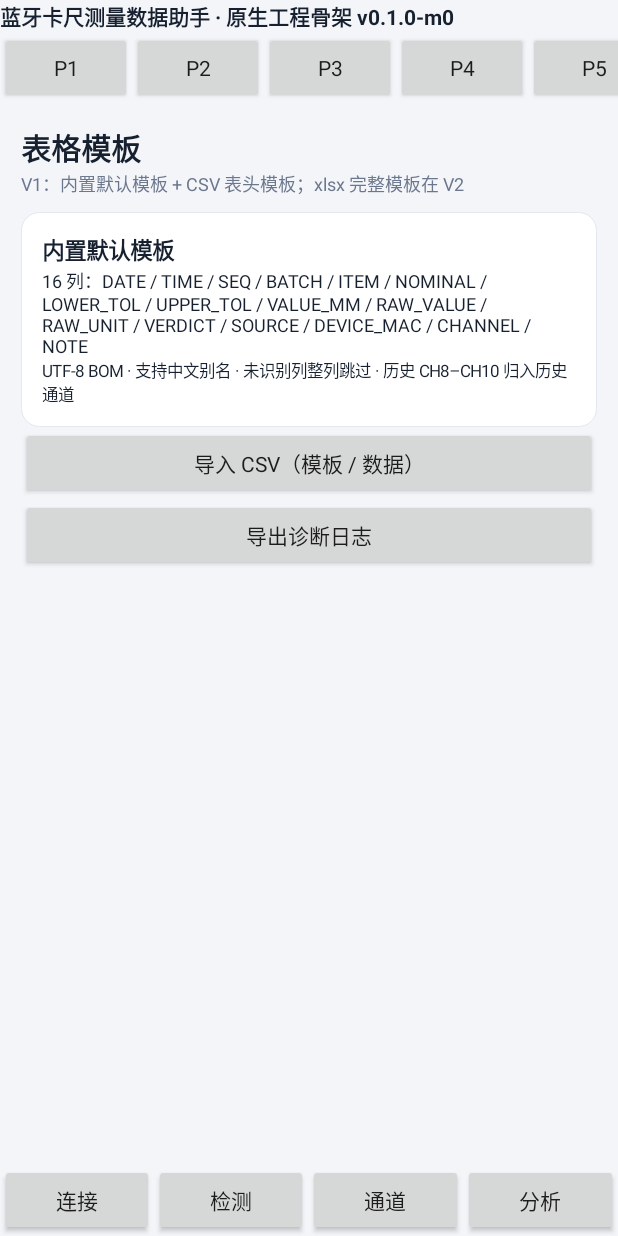
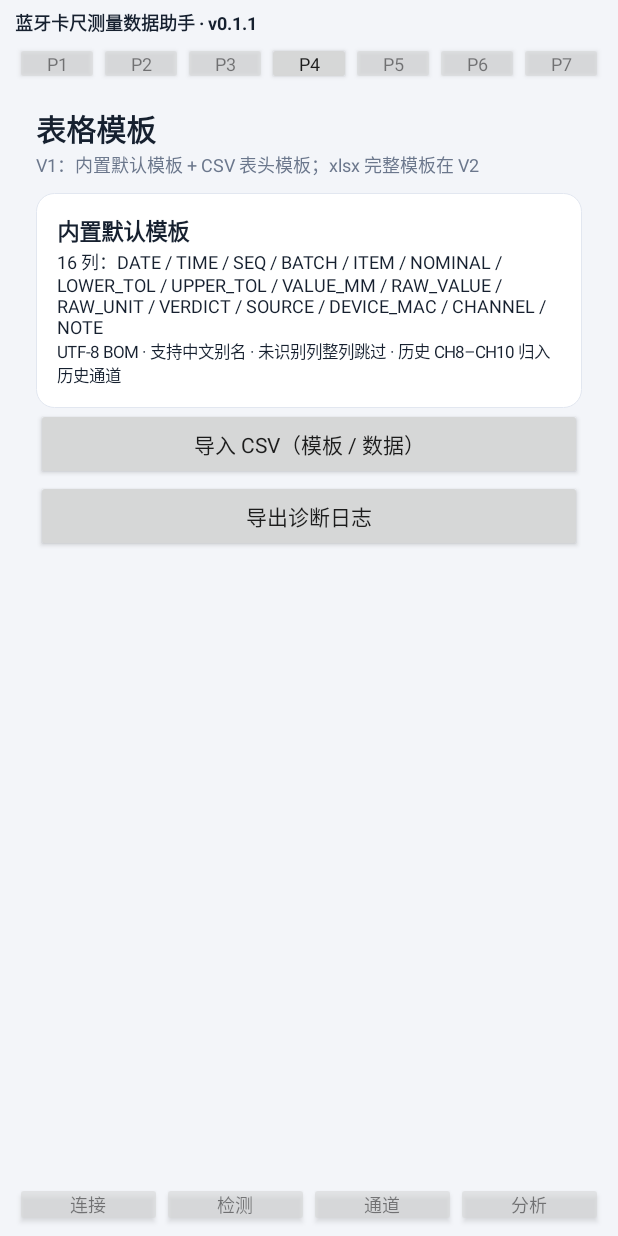
Before and after one commit to huangbin8888/GL_Bluetooth_app, an Android app: the screen it shows after launch (MainActivity), after a tap on "P4", on a phone screen of 412 x 824 dp. Run offline under Robolectric (Android 15) with nearby library versions, the phone set to English and light mode, and no system bars; our stand-ins replace Room's generated code; 1 statement that could not run was skipped; 3 other taps on this screen came first.

Commit message:
fix(android): 修复真机界面显示不全，重建 0.1.1 debug APK
顶部 P1-P7 与底部 4 标签改为权重等分紧凑按钮并高亮当前页；采集页由固定 360dp 列表改为自适应列表 + 空态提示 + 固定底栏；4 组横向按钮行统一等分单行；根布局按系统栏 inset 加内边距；versionCode 1->2 / versionName 0.1.0-m0->0.1.1。真编译 BUILD SUCCESSFUL、39 项单测 0 失败；README v0.10 / 基线 v1.7 第 16 节 / 审计报告第 11 节同步。

```diff
--- a/android/app/build.gradle.kts
+++ b/android/app/build.gradle.kts
@@ -23,8 +23,8 @@ android {
         applicationId = "com.guanglu.caliper"
         minSdk = 26
         targetSdk = 36
-        versionCode = 1
-        versionName = "0.1.0-m0"
+        versionCode = 2
+        versionName = "0.1.1"
     }
 
     signingConfigs {
--- a/android/app/src/main/java/com/guanglu/caliper/ui/MainActivity.kt
+++ b/android/app/src/main/java/com/guanglu/caliper/ui/MainActivity.kt
@@ -8,11 +8,13 @@ import android.os.Build
 import android.os.Bundle
 import android.provider.Settings
 import android.view.WindowManager
+import android.widget.Button
 import android.widget.FrameLayout
-import android.widget.HorizontalScrollView
 import android.widget.LinearLayout
 import android.widget.Toast
 import androidx.activity.ComponentActivity
+import androidx.core.view.ViewCompat
+import androidx.core.view.WindowInsetsCompat
 import com.guanglu.caliper.AppContainer
 import com.guanglu.caliper.CaliperApp
 import com.guanglu.caliper.ui.pages.Pages
@@ -34,6 +36,8 @@ class MainActivity : ComponentActivity(), UiActions {
     private var pendingChannel: Int? = null
     private var pendingBitmap: Bitmap? = null
     private var currentPage = "P2"
+    private val navButtons = mutableMapOf<String, Button>()
+    private val tabButtons = mutableMapOf<String, Button>()
 
     override fun onCreate(savedInstanceState: Bundle?) {
         super.onCreate(savedInstanceState)
@@ -42,18 +46,33 @@ class MainActivity : ComponentActivity(), UiActions {
         container = (application as CaliperApp).container
         container.uiEvent = { message -> runOnUiThread { toast(message) } }
 
-        val root = LinearLayout(this).apply { orientation = LinearLayout.VERTICAL }
+        val root = LinearLayout(this).apply {
+            orientation = LinearLayout.VERTICAL
+            setPadding(dp(10), dp(6), dp(10), dp(6))
+        }
+        ViewCompat.setOnApplyWindowInsetsListener(root) { view, insets ->
+            val bars = insets.getInsets(WindowInsetsCompat.Type.systemBars())
+            view.setPadding(dp(10), bars.top + dp(6), dp(10), bars.bottom + dp(6))
+            insets
+        }
         root.addView(
-            label("蓝牙卡尺测量数据助手 · 原生工程骨架 v0.1.0-m0", 14f, true),
-            LinearLayout.LayoutParams(LinearLayout.LayoutParams.MATCH_PARENT, LinearLayout.LayoutParams.WRAP_CONTENT)
+            label("蓝牙卡尺测量数据助手 · v0.1.1", 12f, true),
+            LinearLayout.LayoutParams(
+                LinearLayout.LayoutParams.MATCH_PARENT,
+                LinearLayout.LayoutParams.WRAP_CONTENT
+            ).apply { bottomMargin = dp(4) }
         )
 
         val nav = LinearLayout(this).apply { orientation = LinearLayout.HORIZONTAL }
-        val navScroll = HorizontalScrollView(this).apply { addView(nav) }
         listOf("P1", "P2", "P3", "P4", "P5", "P6", "P7").forEach { id ->
-            nav.addView(actionButton(id) { setPage(id) })
+            val button = compactButton(id) { setPage(id) }
+            navButtons[id] = button
+            nav.addView(button, evenParams())
         }
-        root.addView(navScroll)
+        root.addView(
+            nav,
+            LinearLayout.LayoutParams(LinearLayout.LayoutParams.MATCH_PARENT, LinearLayout.LayoutParams.WRAP_CONTENT)
+        )
 
         content = FrameLayout(this)
         root.addView(
@@ -63,12 +82,14 @@ class MainActivity : ComponentActivity(), UiActions {
 
         val tabs = horizontal()
         listOf("连接" to "P1", "检测" to "P2", "通道" to "P3", "分析" to "P5").forEach { (name, id) ->
-            tabs.addView(
-                actionButton(name) { setPage(id) },
-                LinearLayout.LayoutParams(0, LinearLayout.LayoutParams.WRAP_CONTENT, 1f)
-            )
+            val button = compactButton(name) { setPage(id) }
+            tabButtons[id] = button
+            tabs.addView(button, evenParams())
         }
-        root.addView(tabs)
+        root.addView(
+            tabs,
+            LinearLayout.LayoutParams(LinearLayout.LayoutParams.MATCH_PARENT, LinearLayout.LayoutParams.WRAP_CONTENT)
+        )
         setContentView(root)
 
         setPage(currentPage)
@@ -86,6 +107,8 @@ class MainActivity : ComponentActivity(), UiActions {
 
     override fun setPage(pageId: String) {
         currentPage = pageId
+        navButtons.forEach { (id, button) -> button.alpha = if (id == pageId) 1f else 0.55f }
+        tabButtons.forEach { (id, button) -> button.alpha = if (id == pageId) 1f else 0.55f }
         (content.getChildAt(0)?.tag as? Job)?.cancel()
         content.removeAllViews()
         content.addView(Pages.build(this, pageId, container, this))
--- a/android/app/src/main/java/com/guanglu/caliper/ui/UiKit.kt
+++ b/android/app/src/main/java/com/guanglu/caliper/ui/UiKit.kt
@@ -36,6 +36,25 @@ fun Context.actionButton(text: String, onClick: () -> Unit): Button =
         setOnClickListener { onClick() }
     }
 
+/** 横向等分栏使用的紧凑按钮。 */
+fun Context.compactButton(text: String, onClick: () -> Unit): Button =
+    Button(this).apply {
+        this.text = text
+        isAllCaps = false
+        textSize = 12f
+        minWidth = 0
+        minimumWidth = 0
+        minHeight = 0
+        minimumHeight = 0
+        setPadding(dp(4), dp(6), dp(4), dp(6))
+        setSingleLine(true)
+        setOnClickListener { onClick() }
+    }
+
+/** 横向等分栏的子 View 布局参数。 */
+fun evenParams(): LinearLayout.LayoutParams =
+    LinearLayout.LayoutParams(0, LinearLayout.LayoutParams.WRAP_CONTENT, 1f)
+
 fun Context.input(hint: String, initial: String = ""): EditText = EditText(this).apply {
     this.hint = hint
     setText(initial)
--- a/android/app/src/main/java/com/guanglu/caliper/ui/pages/Pages.kt
+++ b/android/app/src/main/java/com/guanglu/caliper/ui/pages/Pages.kt
@@ -4,9 +4,11 @@ import android.content.Context
 import android.graphics.Bitmap
 import android.os.Handler
 import android.os.Looper
+import android.view.Gravity
 import android.view.View
 import android.widget.ArrayAdapter
 import android.widget.EditText
+import android.widget.FrameLayout
 import android.widget.LinearLayout
 import android.widget.Spinner
 import android.widget.Switch
@@ -22,7 +24,9 @@ import com.guanglu.caliper.ui.actionButton
 import com.guanglu.caliper.ui.card
 import com.guanglu.caliper.ui.chart.ChartCanvasView
 import com.guanglu.caliper.ui.column
+import com.guanglu.caliper.ui.compactButton
 import com.guanglu.caliper.ui.dp
+import com.guanglu.caliper.ui.evenParams
 import com.guanglu.caliper.ui.horizontal
 import com.guanglu.caliper.ui.input
 import com.guanglu.caliper.ui.label
@@ -113,25 +117,23 @@ object Pages {
     }
 
     private fun capture(context: Context, c: AppContainer, actions: UiActions): View {
-        val page = context.page()
-        val col = page.column()
-        header(context, "实时检测 · 记录", "两列表格：时间 + 数值；通道用行内色标，判定用左侧色条", col)
+        val root = LinearLayout(context).apply {
+            orientation = LinearLayout.VERTICAL
+            setPadding(context.dp(12), context.dp(10), context.dp(12), context.dp(10))
+        }
+        header(
+            context,
+            "实时检测 · 记录",
+            "两列表格：时间 + 数值；通道用行内色标，判定用左侧色条",
+            root
+        )
 
-        val reading = context.label("— mm", 40f, true, 0xFF1668E3.toInt())
+        val reading = context.label("— mm", 36f, true, 0xFF1668E3.toInt())
         val count = context.label("已记录 0 条")
-        val adapter = MeasurementAdapter { item ->
-            actions.toast("CH${item.channelNo} · ${Units.formatMm(item.valueUm, 2)}mm · ${item.source} · ${item.note}")
-        }
-        val table = RecyclerView(context).apply {
-            layoutManager = LinearLayoutManager(context)
-            this.adapter = adapter
-            layoutParams = LinearLayout.LayoutParams(
-                LinearLayout.LayoutParams.MATCH_PARENT, context.dp(360)
-            )
-        }
-        col.addView(reading)
-        col.addView(count)
-        col.addView(context.label("采集控制（对 CH1 生效）", 13f, true))
+        root.addView(reading)
+        root.addView(count)
+        root.addView(context.label("采集控制（对 CH1 生效）", 13f, true))
+
         val buttons = context.horizontal()
         listOf(
             CaliperCommand.MEAS.name to CaliperCommand.MEAS,
@@ -139,25 +141,59 @@ object Pages {
             "手动模式" to CaliperCommand.MOD_MANUAL,
             "连续模式" to CaliperCommand.MOD_CONTINUOUS
         ).forEach { (text, command) ->
-            buttons.addView(context.actionButton(text) { c.sendCommand(1, command) })
+            buttons.addView(context.compactButton(text) { c.sendCommand(1, command) }, evenParams())
         }
-        col.addView(buttons)
-        col.addView(context.label("时间 / 数值 (mm)", 12f, true))
-        col.addView(table)
-        col.addView(context.actionButton("设置") { actions.setPage("P7") })
-        col.addView(context.actionButton("导出") { actions.setPage("P6") })
+        root.addView(
+            buttons,
+            LinearLayout.LayoutParams(LinearLayout.LayoutParams.MATCH_PARENT, LinearLayout.LayoutParams.WRAP_CONTENT)
+        )
+        root.addView(context.label("时间 / 数值 (mm)", 12f, true))
+
+        val empty = context.label("暂无记录 · 连接卡尺或导入 CSV 后显示", 12f, color = 0xFF6B778C.toInt())
+        empty.gravity = Gravity.CENTER
+        val rowAdapter = MeasurementAdapter { item ->
+            val detail = "CH${item.channelNo} · ${Units.formatMm(item.valueUm, 2)}mm · ${item.source} · ${item.note}"
+            actions.toast(detail)
+        }
+        val table = RecyclerView(context).apply {
+            layoutManager = LinearLayoutManager(context)
+            this.adapter = rowAdapter
+        }
+        val listArea = FrameLayout(context)
+        listArea.addView(
+            table,
+            FrameLayout.LayoutParams(FrameLayout.LayoutParams.MATCH_PARENT, FrameLayout.LayoutParams.MATCH_PARENT)
+        )
+        listArea.addView(
+            empty,
+            FrameLayout.LayoutParams(
+                FrameLayout.LayoutParams.MATCH_PARENT,
+                FrameLayout.LayoutParams.WRAP_CONTENT,
+                Gravity.CENTER
+            )
+        )
+        root.addView(listArea, LinearLayout.LayoutParams(LinearLayout.LayoutParams.MATCH_PARENT, 0, 1f))
+
+        val footer = context.horizontal()
+        footer.addView(context.compactButton("设置") { actions.setPage("P7") }, evenParams())
+        footer.addView(context.compactButton("导出") { actions.setPage("P6") }, evenParams())
+        root.addView(
+            footer,
+            LinearLayout.LayoutParams(LinearLayout.LayoutParams.MATCH_PARENT, LinearLayout.LayoutParams.WRAP_CONTENT)
+        )
 
         val job: Job = CoroutineScope(Dispatchers.Main).launch {
             c.measurements().collect { items ->
-                adapter.submit(items)
+                rowAdapter.submit(items)
                 count.text = "已记录 ${items.size} 条"
+                empty.visibility = if (items.isEmpty()) View.VISIBLE else View.GONE
                 items.firstOrNull()?.let {
                     reading.text = "${Units.formatMm(it.valueUm, 2)} mm"
                 }
             }
         }
-        page.tag = job
-        return page
+        root.tag = job
+        return root
     }
 
     private fun channels(context: Context, c: AppContainer, actions: UiActions): View {
@@ -206,9 +242,24 @@ object Pages {
         }
         col.addView(chart)
         val row = context.horizontal()
-        row.addView(context.actionButton("折线图") { chart.mode = ChartCanvasView.Mode.LINE; chart.invalidate() })
-        row.addView(context.actionButton("柱状图") { chart.mode = ChartCanvasView.Mode.BAR; chart.invalidate() })
-        row.addView(context.actionButton("导出 PNG") { actions.exportPng(chart.exportBitmap()) })
+        row.addView(
+            context.compactButton("折线图") {
+                chart.mode = ChartCanvasView.Mode.LINE
+                chart.invalidate()
+            },
+            evenParams()
+        )
+        row.addView(
+            context.compactButton("柱状图") {
+                chart.mode = ChartCanvasView.Mode.BAR
+                chart.invalidate()
+            },
+            evenParams()
+        )
+        row.addView(
+            context.compactButton("导出 PNG") { actions.exportPng(chart.exportBitmap()) },
+            evenParams()
+        )
         col.addView(row)
         val job: Job = CoroutineScope(Dispatchers.Main).launch {
             c.measurements().collect { items ->
@@ -278,17 +329,23 @@ object Pages {
         val nameInput = context.input("GL-BLE#xxxx（≤16 字符）", "GL-BLE#0187")
         card.addView(nameInput)
         val namRow = context.horizontal()
-        namRow.addView(context.actionButton("下发改名（NAM）") {
+        namRow.addView(
+            context.compactButton("下发改名（NAM）") {
                 val channelNo = target.selectedItemPosition + 1
                 val ok = c.applyNam(channelNo, nameInput.text.toString())
                 actions.toast(
                     if (ok) "改名指令已写入 CH$channelNo，等待设备回包"
                     else "名称非法（须保留 GL-BLE# 前缀、总长 8–16）或该通道未连接"
                 )
-        })
-        namRow.addView(context.actionButton("读取当前名称") {
+            },
+            evenParams()
+        )
+        namRow.addView(
+            context.compactButton("读取当前名称") {
                 actions.toast("NAM 查询指令格式有歧义，M0 抓包确认前 V1 不实现实链路")
-        })
+            },
+            evenParams()
+        )
         card.addView(namRow)
 
         val autoEmit = context.input("自动发射时长（秒）· 仅登记", "30")
@@ -309,15 +366,21 @@ object Pages {
         val hidInput = EditText(context).apply { hint = "HID 键盘录入：接收或粘贴数值" }
         card.addView(hidInput)
         val hidRow = context.horizontal()
-        hidRow.addView(context.actionButton("注入示例 HID 输入") {
+        hidRow.addView(
+            context.compactButton("注入示例 HID 输入") {
                 hidInput.setText("155.15\t155.08\t154.96\t")
-        })
-        hidRow.addView(context.actionButton("HID 录入落库") {
+            },
+            evenParams()
+        )
+        hidRow.addView(
+            context.compactButton("HID 录入落库") {
                 val channelNo = target.selectedItemPosition + 1
                 val mac = c.settings.lastMac ?: "HID"
                 val accepted = c.hid.submit(channelNo, mac, hidInput.text.toString())
                 actions.toast("HID 录入 $accepted 条，走同一条解析 → 去抖 → 落库链路")
-        })
+            },
+            evenParams()
+        )
         card.addView(hidRow)
         card.addView(context.actionButton("保存登记（不下发到卡尺）") {
             val channelNo = target.selectedItemPosition + 1
```
Also changed, not shown: 4 other files. Lines whose indentation alone changed are shown as unchanged.
